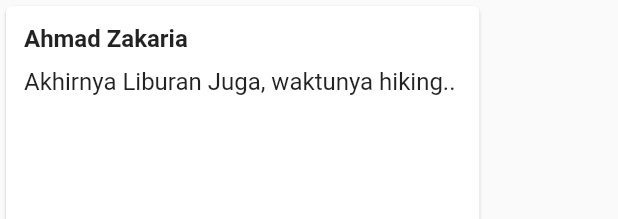
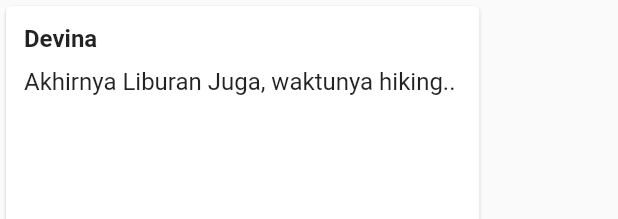
Before and after one commit to devinaats/tubes_apb, a Flutter app: the QuoteCard widget shown alone on an empty page, opened directly, on a phone screen of 412 x 824 dp. Shown: the top 219 px of the screen. Run offline on Flutter 3.47's test engine with Material 2 defaults, Android fonts, the phone set to English and light mode, and no system bars; network calls fail.

Commit message:
Update bromo.dart

```diff
--- a/lib/wisata/bromo.dart
+++ b/lib/wisata/bromo.dart
@@ -93,7 +93,7 @@ Widget QuoteCard() => Card(
           crossAxisAlignment: CrossAxisAlignment.start,
           children: [
             Text(
-              'Ahmad Zakaria',
+              'Devina',
               style: TextStyle(fontSize: 16, fontWeight: FontWeight.bold),
             ),
             const SizedBox(height: 10),
```
